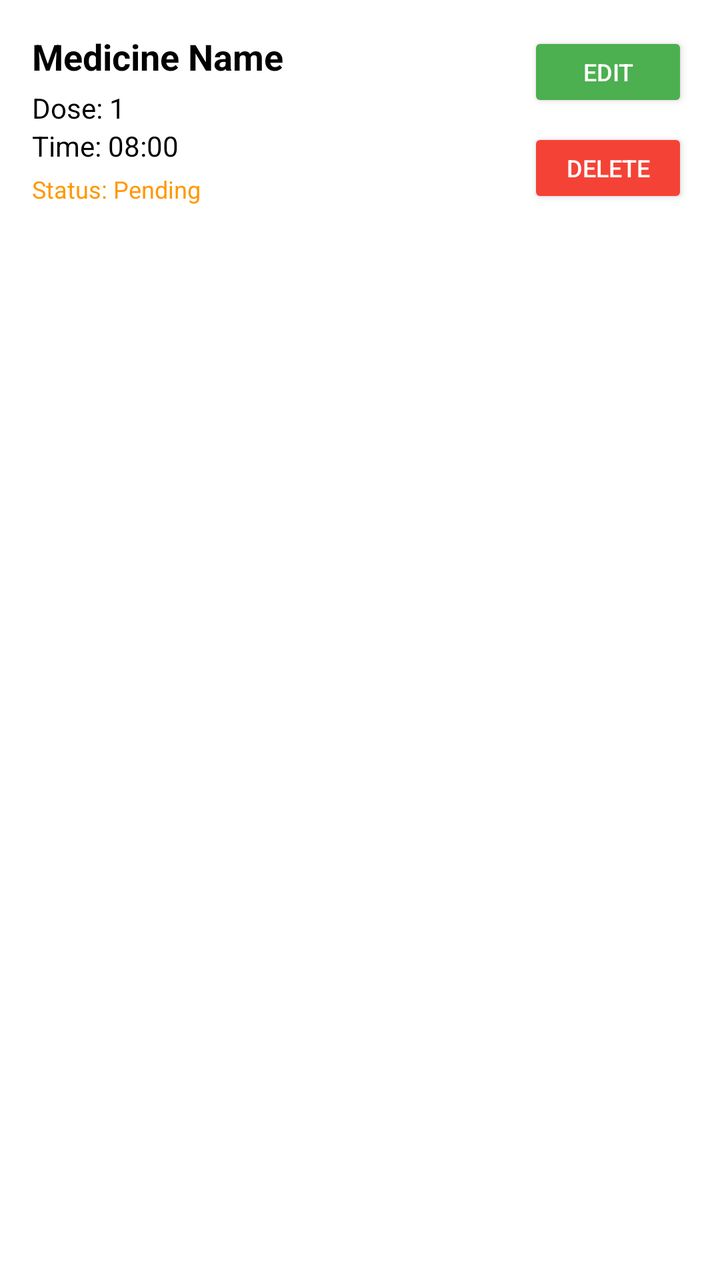
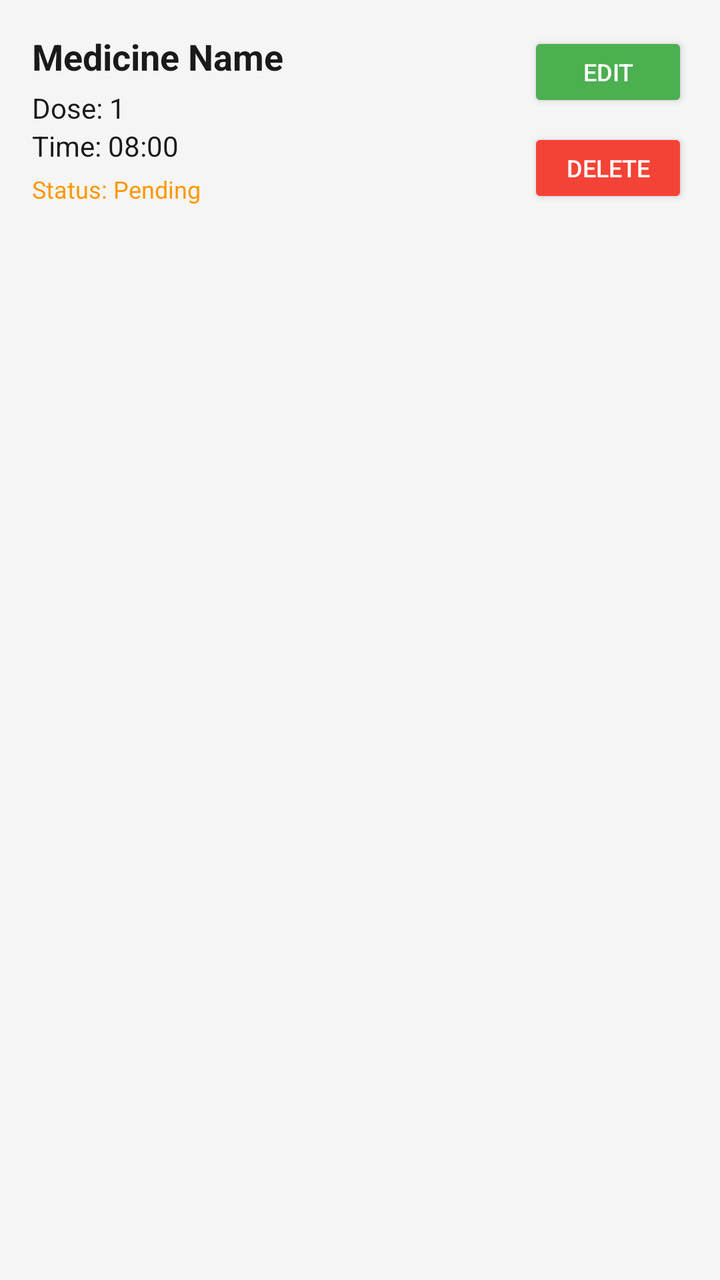

An Android layout rendered at two revisions. The XML below is the earlier revision; the diff shows what the commit changed to produce the second picture.
<!-- AndroidManifest.xml: application theme Theme.MedicineReminderApp -->
<!-- res/layout/medicine_list_item.xml -->
<?xml version="1.0" encoding="utf-8"?>
<LinearLayout xmlns:android="http://schemas.android.com/apk/res/android"
    android:layout_width="match_parent"
    android:layout_height="wrap_content"
    android:orientation="horizontal"
    android:padding="16dp"
    android:background="@android:color/white">

    
    <LinearLayout
        android:layout_width="0dp"
        android:layout_height="wrap_content"
        android:layout_weight="1"
        android:orientation="vertical">

        <TextView
            android:id="@+id/medicineName"
            android:layout_width="match_parent"
            android:layout_height="wrap_content"
            android:text="Medicine Name"
            android:textSize="18sp"
            android:textStyle="bold" />

        <TextView
            android:id="@+id/medicineDose"
            android:layout_width="match_parent"
            android:layout_height="wrap_content"
            android:text="Dose: 1"
            android:textSize="14sp"
            android:layout_marginTop="4dp" />

        <TextView
            android:id="@+id/medicineTime"
            android:layout_width="match_parent"
            android:layout_height="wrap_content"
            android:text="Time: 08:00"
            android:textSize="14sp" />

        <TextView
            android:id="@+id/medicineStatus"
            android:layout_width="match_parent"
            android:layout_height="wrap_content"
            android:text="Status: Pending"
            android:textSize="12sp"
            android:textColor="#FF9800"
            android:layout_marginTop="4dp" />

    </LinearLayout>

    
    <LinearLayout
        android:layout_width="wrap_content"
        android:layout_height="wrap_content"
        android:orientation="vertical">

        
        <Button
            android:id="@+id/editBtn"
            android:layout_width="80dp"
            android:layout_height="40dp"
            android:text="Edit"
            android:backgroundTint="#4CAF50"
            android:textColor="@android:color/white"
            android:textSize="12sp" />

        
        <Button
            android:id="@+id/deleteBtn"
            android:layout_width="80dp"
            android:layout_height="40dp"
            android:text="Delete"
            android:backgroundTint="#F44336"
            android:textColor="@android:color/white"
            android:layout_marginTop="8dp"
            android:textSize="12sp" />

    </LinearLayout>

</LinearLayout>
<!-- resources referenced by this layout -->
<resources>
  <style name="Theme.MedicineReminderApp" parent="Theme.AppCompat.DayNight.NoActionBar">
          
          <item name="android:windowBackground">@android:color/white</item>
          <item name="android:textColor">@android:color/black</item>
          
      </style>
</resources>

<!-- the commit's change to res/layout/medicine_list_item.xml (unified diff, before → after) -->
@@ -4,7 +4,7 @@
     android:layout_height="wrap_content"
     android:orientation="horizontal"
     android:padding="16dp"
-    android:background="@android:color/white">
+    android:background="@color/card_background">
 
     
     <LinearLayout
<!-- resource entries referenced after the edit -->
@@ -1,10 +1,25 @@
 <!-- resources referenced by this layout -->
 <resources>
+  <color name="card_background">#F5F5F5</color>
   <style name="Theme.MedicineReminderApp" parent="Theme.AppCompat.DayNight.NoActionBar">
+          <item name="android:windowBackground">@color/window_background</item>
+          <item name="android:colorBackground">@color/window_background</item>
+  
           
-          <item name="android:windowBackground">@android:color/white</item>
-          <item name="android:textColor">@android:color/black</item>
+          <item name="android:textColor">@color/text_primary</item>
+          <item name="android:textColorPrimary">@color/text_primary</item>
+          <item name="android:textColorSecondary">@color/text_secondary</item>
+          <item name="android:textColorHint">@color/text_hint</item>
+  
           
+          <item name="android:editTextColor">@color/text_primary</item>
+          <item name="colorControlNormal">@color/text_secondary</item>
+          <item name="colorControlActivated">@color/teal_700</item>
       </style>
+  <color name="window_background">#FFFFFF</color>
+  <color name="text_primary">#1A1A1A</color>
+  <color name="text_secondary">#4D4D4D</color>
+  <color name="text_hint">#8A8A8A</color>
+  <color name="teal_700">#FF018786</color>
 </resources>
 
